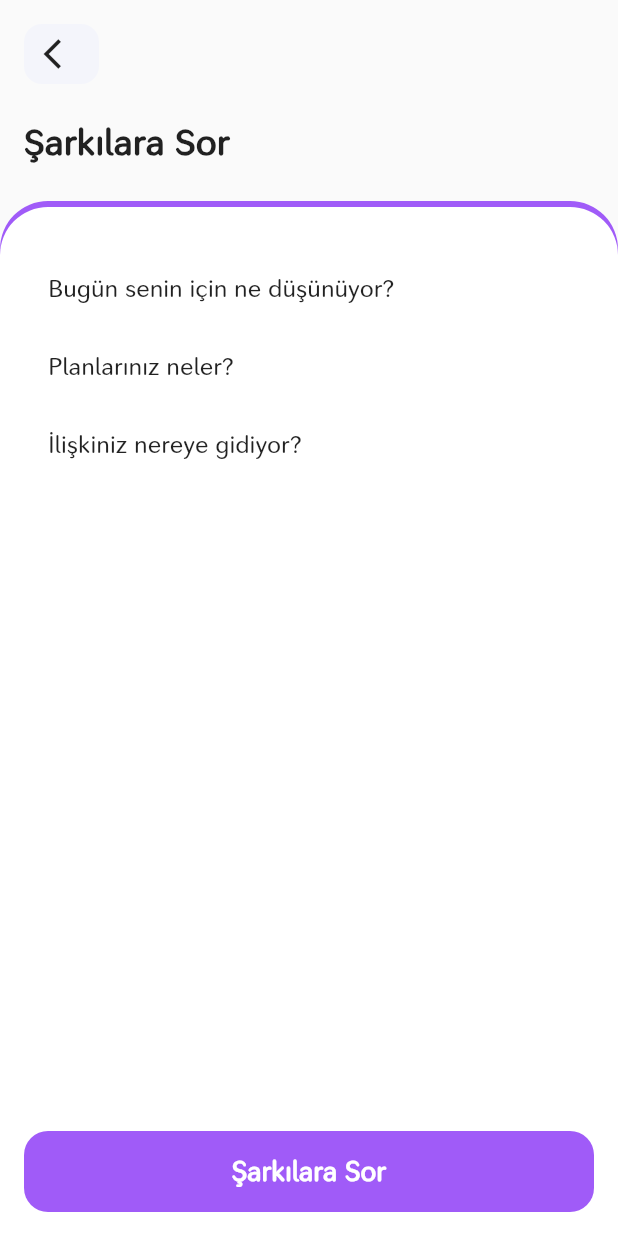
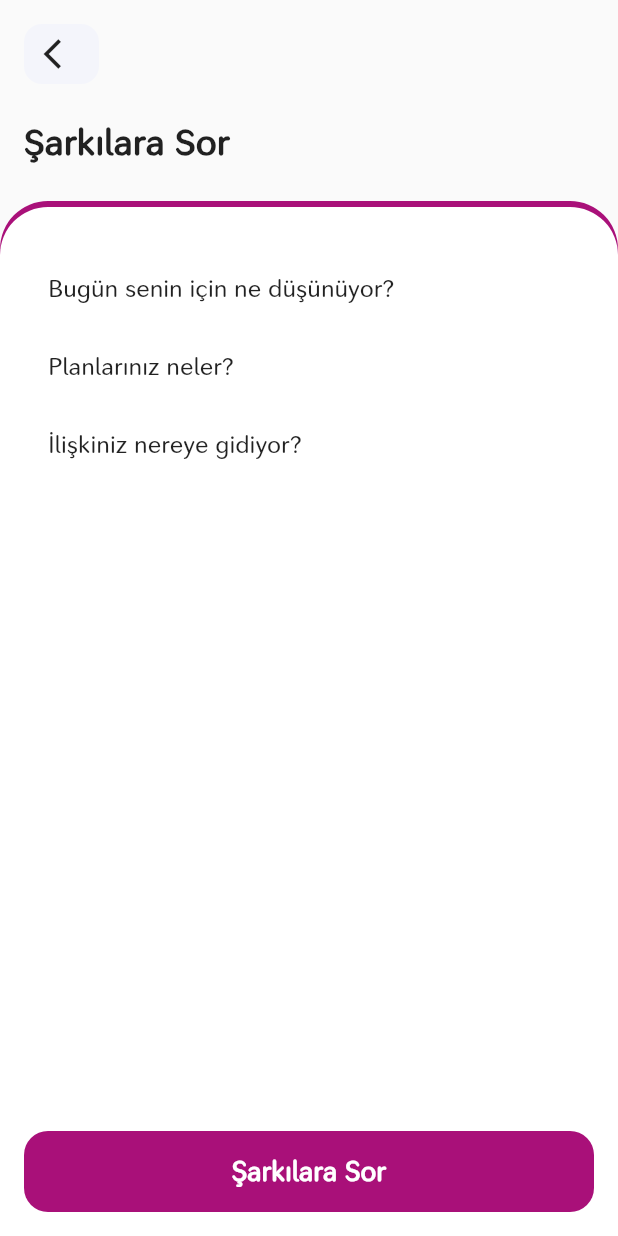
Before and after one commit to UysalMustafaa/Astrology-UI-Study, a Flutter app: the MusicsPage screen opened directly, on a phone screen of 412 x 824 dp. Run offline on Flutter 3.47's test engine with Material 2 defaults, Android fonts, the phone set to English and light mode, and no system bars; our stand-ins replace google_fonts.

Commit message:
Files updated.

```diff
--- a/lib/core/widgets/custom_page_scaffold.dart
+++ b/lib/core/widgets/custom_page_scaffold.dart
@@ -11,15 +11,14 @@ class CustomPageScaffold extends StatelessWidget {
   final bool hasButton;
 
   const CustomPageScaffold(
-      {Key key,
-      this.onBackPressed,
+      {this.onBackPressed,
       this.title,
       this.body,
       this.pageColor,
       this.buttonTitle,
       this.hasButton = true,
       this.onButtonPressed})
-      : super(key: key);
+      : super();
   @override
   Widget build(BuildContext context) {
     return Scaffold(
--- a/lib/pages/music/musics_page.dart
+++ b/lib/pages/music/musics_page.dart
@@ -1,3 +1,4 @@
+import 'package:astrology/core/constants/color_constants.dart';
 import 'package:astrology/core/widgets/custom_page_scaffold.dart';
 import 'package:astrology/pages/music/music_second.dart';
 import 'package:flutter/material.dart';
@@ -6,6 +7,7 @@ class MusicsPage extends StatelessWidget {
   @override
   Widget build(BuildContext context) {
     return Scaffold(
+      backgroundColor: ColorConstants.OuterSpace,
       body: CustomPageScaffold(
         title: 'Şarkılara Sor',
         buttonTitle: 'Şarkılara Sor',
@@ -25,7 +27,7 @@ class MusicsPage extends StatelessWidget {
             ),
           );
         },
-        pageColor: Color.fromRGBO(160, 91, 248, 1),
+        pageColor: ColorConstants.JazzBerryJam,
       ),
     );
   }
```
Also changed, not shown: lib/core/widgets/home_list_card.dart (+2 -7 lines).
